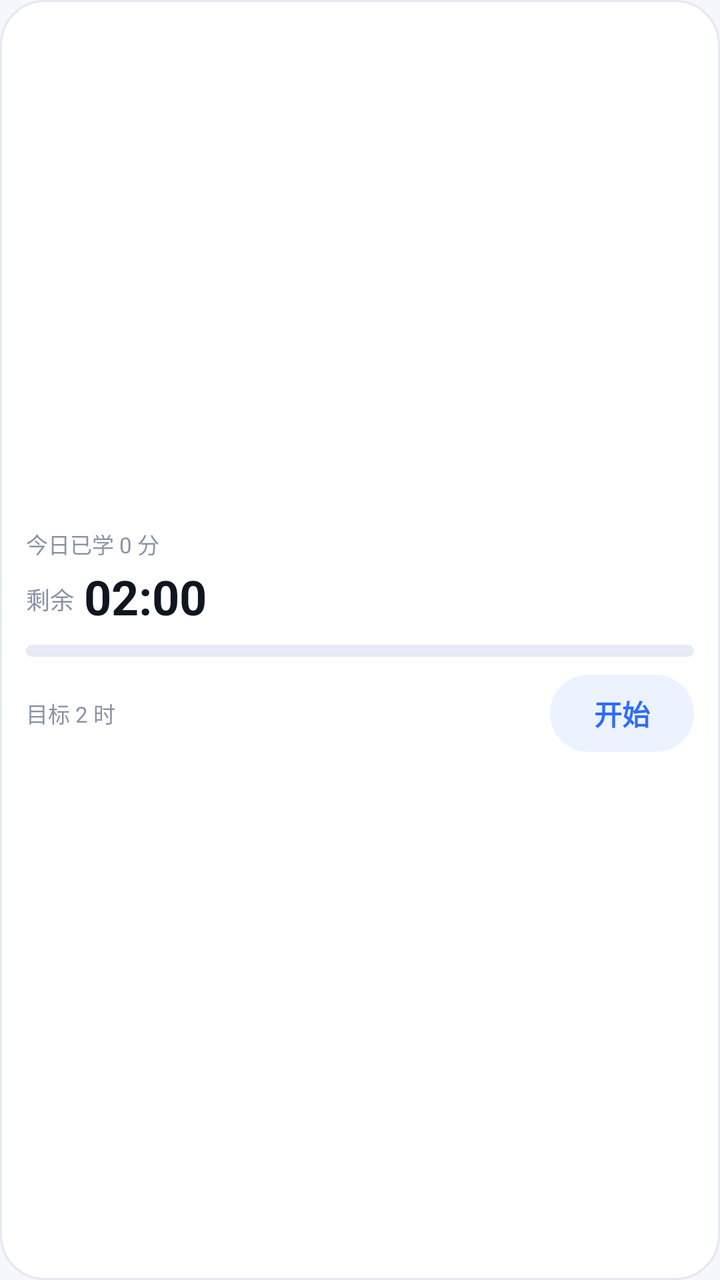
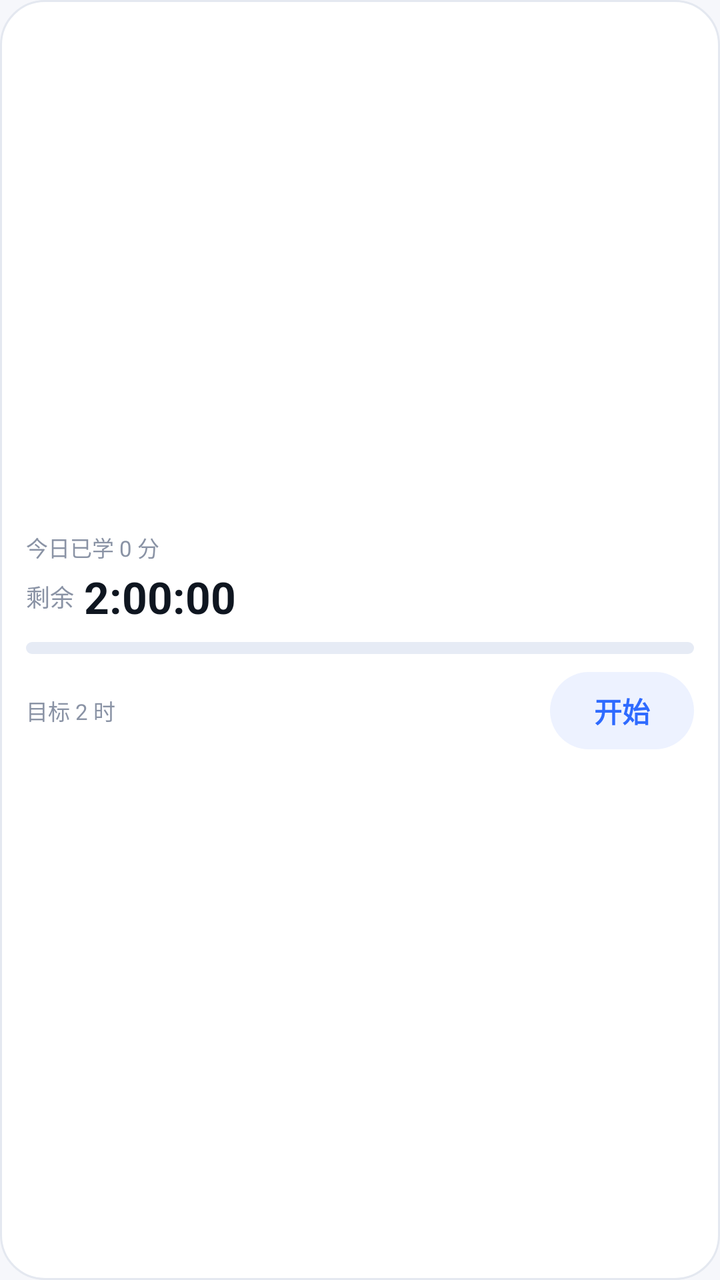

Screens rendered from an Android XML layout before and after an edit, with the pre-edit source and the edit as a unified diff.
<!-- AndroidManifest.xml: application theme Theme.StudyTick -->
<!-- res/layout/widget_study.xml -->
<?xml version="1.0" encoding="utf-8"?>

<LinearLayout xmlns:android="http://schemas.android.com/apk/res/android"
    android:id="@+id/widget_root"
    android:layout_width="match_parent"
    android:layout_height="match_parent"
    android:background="@drawable/widget_card_bg"
    android:gravity="center_vertical"
    android:orientation="vertical"
    android:padding="13dp">

    
    <TextView
        android:id="@+id/widget_today"
        android:layout_width="match_parent"
        android:layout_height="wrap_content"
        android:ellipsize="end"
        android:maxLines="1"
        android:text="今日已学 0 分"
        android:textColor="#8A93A5"
        android:textSize="11sp" />

    
    <LinearLayout
        android:layout_width="match_parent"
        android:layout_height="wrap_content"
        android:layout_marginTop="2dp"
        android:gravity="bottom"
        android:orientation="horizontal">

        <TextView
            android:layout_width="wrap_content"
            android:layout_height="wrap_content"
            android:layout_marginEnd="5dp"
            android:layout_marginBottom="3dp"
            android:text="剩余"
            android:textColor="#8A93A5"
            android:textSize="12sp" />

        <FrameLayout
            android:layout_width="wrap_content"
            android:layout_height="wrap_content">

            <TextView
                android:id="@+id/widget_time"
                android:layout_width="wrap_content"
                android:layout_height="wrap_content"
                android:maxLines="1"
                android:text="02:00"
                android:textColor="#0F1620"
                android:textSize="24sp"
                android:textStyle="bold" />

            <Chronometer
                android:id="@+id/widget_chrono"
                android:layout_width="wrap_content"
                android:layout_height="wrap_content"
                android:textColor="#0F1620"
                android:textSize="24sp"
                android:textStyle="bold"
                android:visibility="gone" />
        </FrameLayout>
    </LinearLayout>

    <ProgressBar
        android:id="@+id/widget_progress"
        style="?android:attr/progressBarStyleHorizontal"
        android:layout_width="match_parent"
        android:layout_height="6dp"
        android:layout_marginTop="8dp"
        android:max="100"
        android:progress="0"
        android:progressDrawable="@drawable/widget_progress" />

    <LinearLayout
        android:layout_width="match_parent"
        android:layout_height="wrap_content"
        android:layout_marginTop="9dp"
        android:gravity="center_vertical"
        android:orientation="horizontal">

        <TextView
            android:id="@+id/widget_goal"
            android:layout_width="0dp"
            android:layout_height="wrap_content"
            android:layout_weight="1"
            android:ellipsize="end"
            android:maxLines="1"
            android:text="目标 2 时"
            android:textColor="#8A93A5"
            android:textSize="11sp" />

        <TextView
            android:id="@+id/widget_action"
            android:layout_width="wrap_content"
            android:layout_height="wrap_content"
            android:background="@drawable/widget_pill_bg"
            android:maxLines="1"
            android:paddingLeft="22dp"
            android:paddingTop="9dp"
            android:paddingRight="22dp"
            android:paddingBottom="9dp"
            android:text="开始"
            android:textColor="#2F6BFF"
            android:textSize="14sp"
            android:textStyle="bold" />
    </LinearLayout>
</LinearLayout>
<!-- resources referenced by this layout -->
<resources>
  <!-- drawable widget_card_bg (drawable) -->
  <?xml version="1.0" encoding="utf-8"?>
  <shape xmlns:android="http://schemas.android.com/apk/res/android"
      android:shape="rectangle">
      <solid android:color="#FFFFFF" />
      <corners android:radius="22dp" />
      <stroke
          android:width="1dp"
          android:color="#E4E8F0" />
  </shape>
  <!-- drawable widget_pill_bg (drawable) -->
  <?xml version="1.0" encoding="utf-8"?>
  <shape xmlns:android="http://schemas.android.com/apk/res/android"
      android:shape="rectangle">
      <solid android:color="#EDF2FF" />
      <corners android:radius="40dp" />
  </shape>
  <!-- drawable widget_progress (drawable) -->
  <?xml version="1.0" encoding="utf-8"?>
  <layer-list xmlns:android="http://schemas.android.com/apk/res/android">
      <item android:id="@android:id/background">
          <shape android:shape="rectangle">
              <solid android:color="#E6EBF5" />
              <corners android:radius="3dp" />
          </shape>
      </item>
      <item android:id="@android:id/progress">
          <clip>
              <shape android:shape="rectangle">
                  <solid android:color="#2F6BFF" />
                  <corners android:radius="3dp" />
              </shape>
          </clip>
      </item>
  </layer-list>
  <style name="Theme.StudyTick" parent="android:Theme.Material.Light.NoActionBar">
          <item name="android:windowBackground">@color/app_bg</item>
          <item name="android:statusBarColor">@android:color/transparent</item>
          <item name="android:navigationBarColor">@android:color/transparent</item>
          <item name="android:windowLightStatusBar">true</item>
      </style>
  <color name="app_bg">#F6F7FB</color>
</resources>

<!-- the commit's change to res/layout/widget_study.xml (unified diff, before → after) -->
@@ -46,9 +46,9 @@
                 android:layout_width="wrap_content"
                 android:layout_height="wrap_content"
                 android:maxLines="1"
-                android:text="02:00"
+                android:text="2:00:00"
                 android:textColor="#0F1620"
-                android:textSize="24sp"
+                android:textSize="22sp"
                 android:textStyle="bold" />
 
             <Chronometer
@@ -56,7 +56,7 @@
                 android:layout_width="wrap_content"
                 android:layout_height="wrap_content"
                 android:textColor="#0F1620"
-                android:textSize="24sp"
+                android:textSize="22sp"
                 android:textStyle="bold"
                 android:visibility="gone" />
         </FrameLayout>
